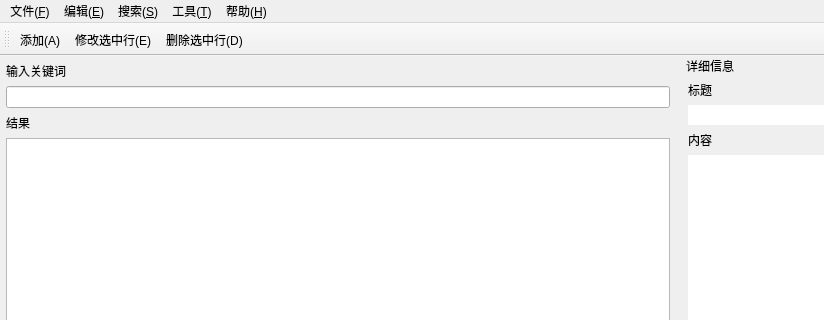
First picture: the form in Raca/MainWindow.ui, repository SkyD666/Raca, before the edit; both pictures show x 0 to 824 and y 0 to 320 of the 950 by 683 pixel window.
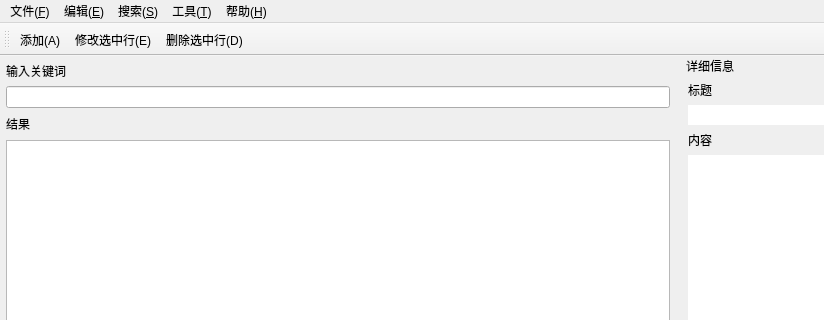
Second picture: the form after the edit. Icons and pictures are not drawn.

What changed in the file:
```diff
--- a/Raca/MainWindow.ui
+++ b/Raca/MainWindow.ui
@@ -55,6 +55,8 @@
        </widget>
       </item>
       <item>
+       <layout class="QHBoxLayout" name="horizontalLayout_2">
+        <item>
        <widget class="QLabel" name="label_5">
         <property name="text">
          <string>结果</string>
@@ -62,6 +64,21 @@
        </widget>
       </item>
       <item>
+         <spacer name="horizontalSpacer">
+          <property name="orientation">
+           <enum>Qt::Horizontal</enum>
+          </property>
+          <property name="sizeHint" stdset="0">
+           <size>
+            <width>40</width>
+            <height>20</height>
+           </size>
+          </property>
+         </spacer>
+        </item>
+       </layout>
+      </item>
+      <item>
        <widget class="QTableView" name="tvResult"/>
       </item>
      </layout>
```
Left out of the diff: 3 changed lines with no effect on the pictures. Lines whose indentation alone changed are shown as unchanged.
